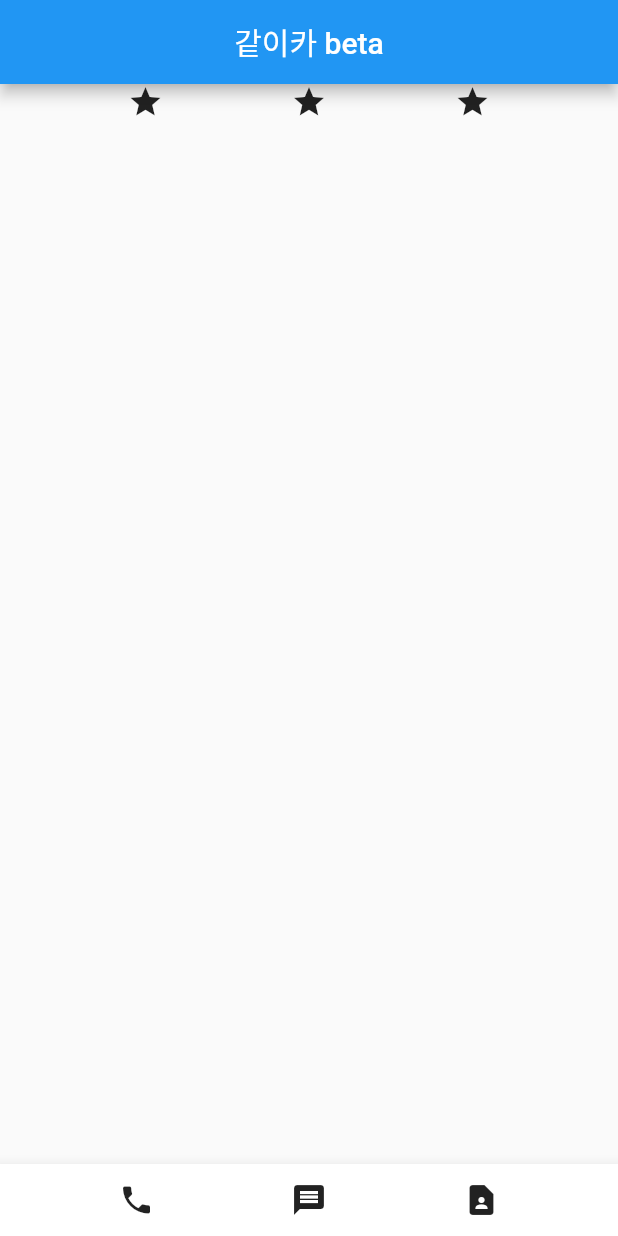
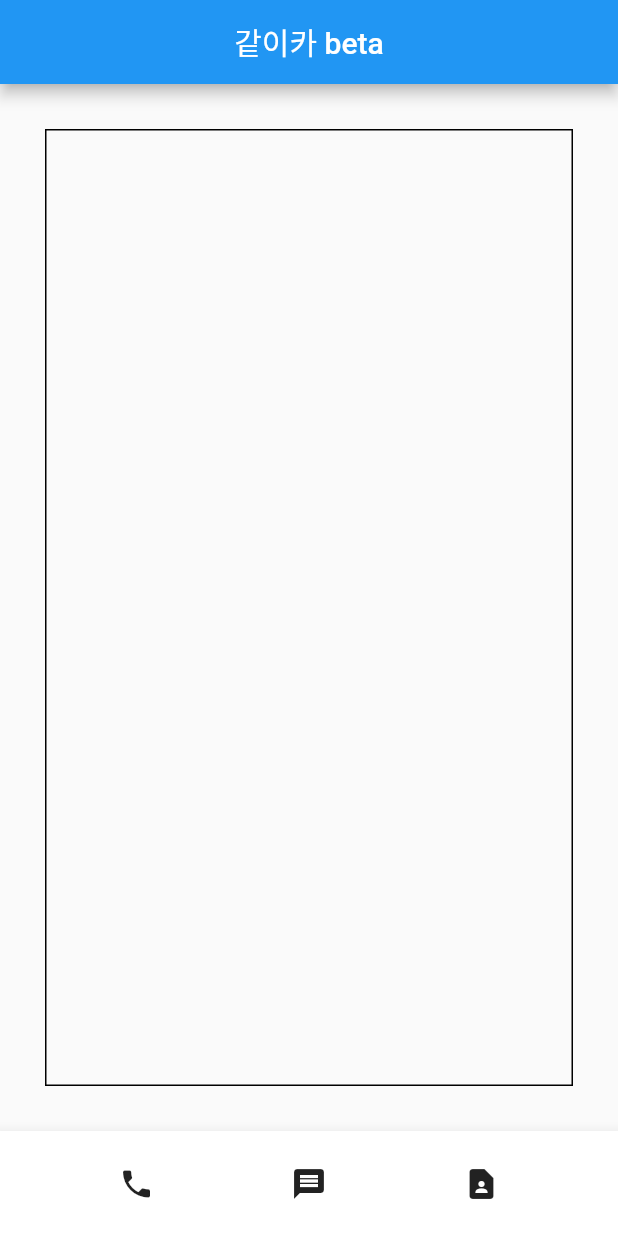
Before and after one commit to Offthegame/flutter_contact, a Flutter app: the screen it shows after launch, on a phone screen of 412 x 824 dp. Run offline on Flutter 3.47's test engine with Material 2 defaults, Android fonts, the phone set to English and light mode, and no system bars.

Commit message:
Part1_05_Margin-Padding-Align_01

```diff
--- a/lib/main.dart
+++ b/lib/main.dart
@@ -30,28 +30,26 @@ class MyApp extends StatelessWidget {
             title: const Text('같이카 beta'),
             centerTitle: true,
           ),
-          body: Row(
-            // Row는 가로로, Column은 세로로 배치
-            mainAxisAlignment: MainAxisAlignment.spaceEvenly,
-            // display: flex와 유사한 기능, row에서는 가로로 column에서는 세로로 동일 간격
-            // justify-content: space-around와 같음
-            // crossAxisAlignment: CrossAxisAlignment.center,(상하 폭이 필요함)
-            // ㄴalign-items : center 느낌? (수직을 보조하는?)
-            //  Ctrl+Space누르면 자동완성 뜸, 그걸로 코드 작성
-            //  안에 넣을 함수는 왼쪽과 똑같이 쳐보는 걸로 시작
-            //  아니면 마우스 hover를 통해 함수 파악,
-            //  또는 함수 뒤에 점(.)을 찍거나 괄호()를 치거나 하면서 함수가 되는지 확인
-            //  자동 완성엔 한계가 있어서 구글링이 답 ㅠㅠ
-            children: [
-              Icon(Icons.star),
-              Icon(Icons.star),
-              Icon(Icons.star),
-            ]
-          // children : const [] 하지 않았다고 밑줄 생김
-          // analysis_options.yaml 이동해서 아래 코드 추가
-          // prefer_const_literals_to_create_immutables: false
+          body: Center(
+            //Container 마우스 hover해보면 wrap with Center 뜸
+            //오늘은 Container에 대해 배움
+            child: Container(
+              margin: EdgeInsets.all(30),
+              padding: EdgeInsets.fromLTRB(10, 20, 30, 40),
+              decoration: BoxDecoration(
+                border: Border.all(color: Colors.black)
+              ),
+
+
+            ),
           ),
           bottomNavigationBar: BottomAppBar(
+            child: SizedBox(
+              height: 70,
+              //Row 줄 높이를 주려면 Container같은 것으로 감싸야함
+              //Row위에 마우스 올리면 왼쪽에 전구가 뜸
+              //전구 눌리면 wrap with container 클릭할 수 있음
+              //하지만 Container를 남용하지 말라고 밑줄 그어짐
               child: Row(
                 mainAxisAlignment: MainAxisAlignment.spaceEvenly,
                 children: [
@@ -60,6 +58,7 @@ class MyApp extends StatelessWidget {
                   IconButton(onPressed: () {}, icon: Icon(Icons.contact_page)),
               ],
           ),
+            ),
         )
       )
     );
```
Lines whose indentation alone changed are shown as unchanged.
